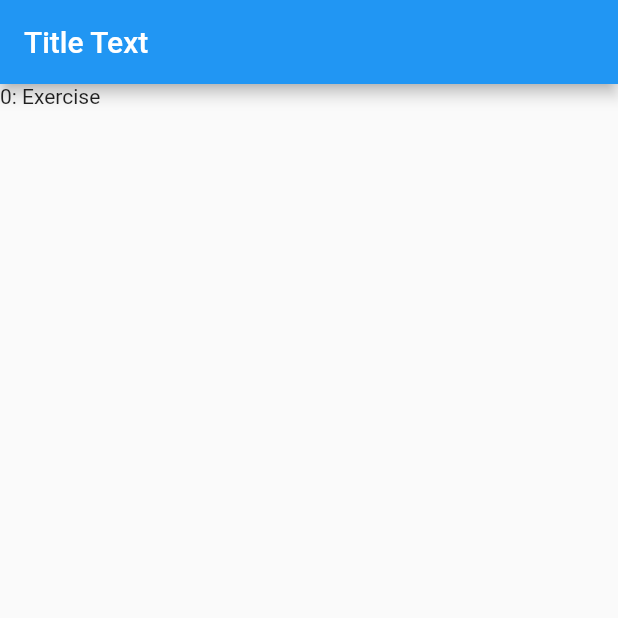
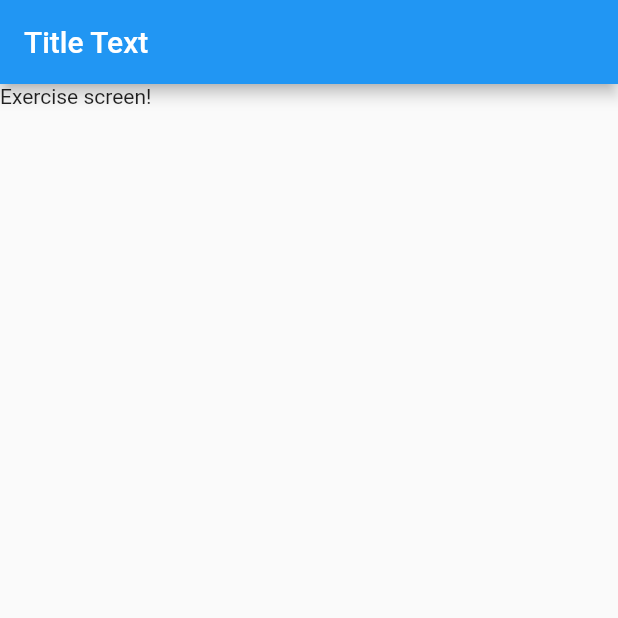
Before and after one commit to alexeastlake/study-timer-app, a Flutter app: the screen it shows after launch, on a phone screen of 412 x 824 dp, the top half of it. Run offline on Flutter 3.47's test engine with Material 2 defaults, Android fonts, the phone set to English and light mode, and no system bars.

Commit message:
Added screen files for exercise and sleep screens

```diff
--- /dev/null
+++ b/app/lib/ExerciseScreen.dart
@@ -0,0 +1,13 @@
+// ignore_for_file: file_names
+import "package:flutter/material.dart";
+
+class ExerciseScreen extends StatelessWidget {
+  const ExerciseScreen({super.key});
+
+  @override
+  Widget build(BuildContext context) {
+    return const Scaffold(
+      body: Text("Exercise screen!"),
+    );
+  }
+}
--- /dev/null
+++ b/app/lib/SleepScreen.dart
@@ -0,0 +1,13 @@
+// ignore_for_file: file_names
+import "package:flutter/material.dart";
+
+class SleepScreen extends StatelessWidget {
+  const SleepScreen({super.key});
+
+  @override
+  Widget build(BuildContext context) {
+    return const Scaffold(
+      body: Text("Sleep screen!"),
+    );
+  }
+}
--- a/app/lib/main.dart
+++ b/app/lib/main.dart
@@ -1,3 +1,5 @@
+import 'package:app/SleepScreen.dart';
+import 'package:app/exerciseScreen.dart';
 import "package:flutter/material.dart";
 
 void main() {
@@ -14,13 +16,9 @@ class App extends StatefulWidget {
 class _AppState extends State<App> {
   int _selectedIndex = 0;
 
-  static const List<Widget> _widgetOptions = <Widget>[
-    Text(
-      "0: Exercise",
-    ),
-    Text(
-      "1: Sleep",
-    ),
+  static const List<Widget> _pageOptions = <Widget>[
+    ExerciseScreen(),
+    SleepScreen(),
   ];
 
   void _onItemTapped(int index) {
@@ -37,7 +35,7 @@ class _AppState extends State<App> {
           title: const Text("Title Text"),
         ),
         body: Container(
-          child: _widgetOptions.elementAt(_selectedIndex),
+          child: _pageOptions.elementAt(_selectedIndex),
         ),
         bottomNavigationBar: BottomNavigationBar(
           items: const <BottomNavigationBarItem>[
```
